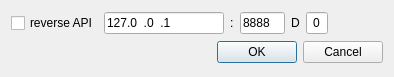
Above: sdrgui/gui/basicdevicesettingsdialog.ui from f4exb/sdrangel before the change. Below: the same form after it.
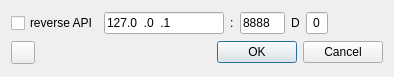
That is the form after the change. Icons and pictures are not drawn.

Commit message: Add support for plugin presets.

```diff
--- a/sdrgui/gui/basicdevicesettingsdialog.ui
+++ b/sdrgui/gui/basicdevicesettingsdialog.ui
@@ -134,6 +134,22 @@
     </layout>
    </item>
    <item>
+    <layout class="QHBoxLayout" name="horizontalLayout">
+     <item>
+      <widget class="QToolButton" name="presets">
+       <property name="toolTip">
+        <string>Open device presets dialog</string>
+       </property>
+       <property name="text">
+        <string/>
+       </property>
+       <property name="icon">
+        <iconset resource="../resources/res.qrc">
+         <normaloff>:/star.png</normaloff>:/star.png</iconset>
+       </property>
+      </widget>
+     </item>
+     <item>
     <widget class="QDialogButtonBox" name="buttonBox">
      <property name="orientation">
       <enum>Qt::Horizontal</enum>
@@ -144,6 +160,8 @@
     </widget>
    </item>
   </layout>
+   </item>
+  </layout>
  </widget>
  <resources/>
  <connections>
```
Left out of the diff: 4 changed lines with no effect on the pictures. Lines whose indentation alone changed are shown as unchanged. The commit also changes 27 other files.
